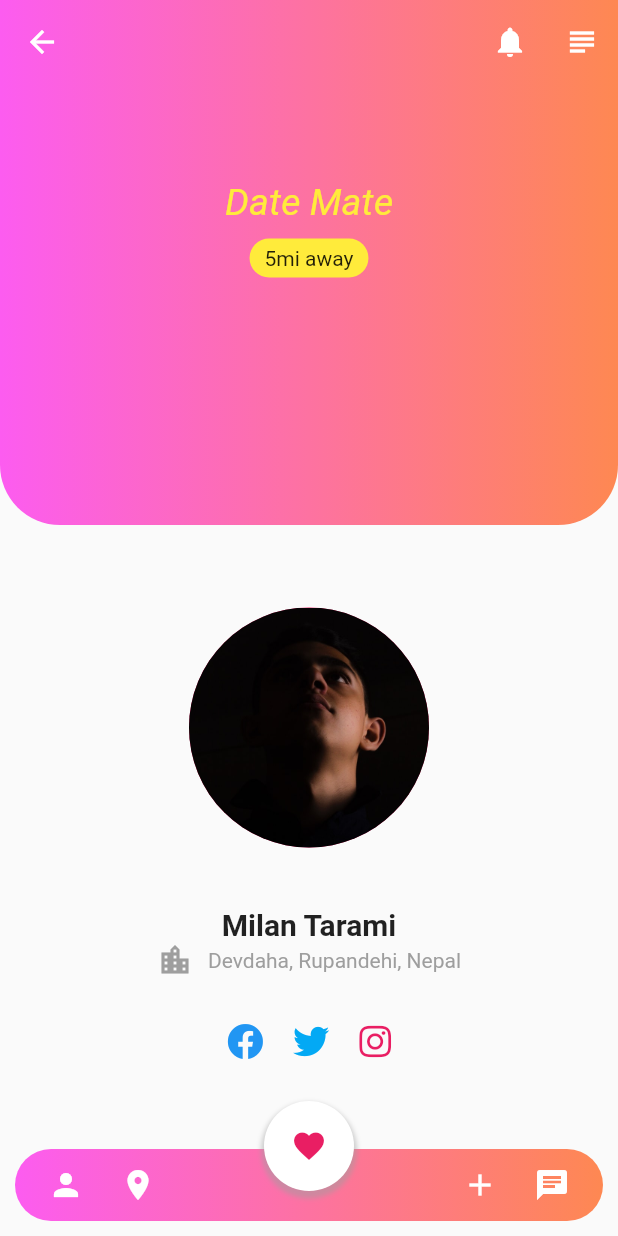
After one commit to milantarami/flutter-ui-challanges-accepted, a Flutter app: the Profile5 screen opened by its route, on a phone screen of 412 x 824 dp. The commit adds this screen. Run offline on Flutter 3.47's test engine with Material 2 defaults, Android fonts, the phone set to English and light mode, and no system bars; our stand-ins replace font_awesome_flutter.

Commit message:
🔥 profile 5 UI

```diff
--- a/lib/main.dart
+++ b/lib/main.dart
@@ -7,6 +7,7 @@ import './src/profile/profile_1.dart';
 import './src/profile/profile_2.dart';
 import './src/profile/profile_3.dart';
 import './src/profile/profile_4.dart';
+import './src/profile/profile_5.dart';
 
 void main() {
   runApp(const MyApp());
@@ -38,6 +39,7 @@ class MyApp extends StatelessWidget {
         Profile2.routeName: (context) => Profile2(),
         Profile3.routeName: (context) => const Profile3(),
         Profile4.routeName: (context) => const Profile4(),
+        Profile5.routeName: (context) => Profile5(),
       },
       debugShowCheckedModeBanner: false,
     );
--- a/lib/src/navigation.dart
+++ b/lib/src/navigation.dart
@@ -4,6 +4,7 @@ import '../src/profile/profile_1.dart';
 import '../src/profile/profile_2.dart';
 import '../src/profile/profile_3.dart';
 import '../src/profile/profile_4.dart';
+import '../src/profile/profile_5.dart';
 
 class Navigation extends StatelessWidget {
   const Navigation({Key? key}) : super(key: key);
@@ -44,6 +45,12 @@ class Navigation extends StatelessWidget {
                   onTap: () {
                     Navigator.pushNamed(context, Profile4.routeName);
                   },
+                ),
+                ListTile(
+                  title: const Text('Profile 5'),
+                  onTap: () {
+                    Navigator.pushNamed(context, Profile5.routeName);
+                  },
                 )
               ],
             )
--- /dev/null
+++ b/lib/src/profile/profile_5.dart
@@ -0,0 +1,219 @@
+import 'package:flutter/material.dart';
+import 'package:font_awesome_flutter/font_awesome_flutter.dart';
+
+class Profile5 extends StatelessWidget {
+  static const String routeName = 'profiles/profile5';
+
+  Profile5({Key? key}) : super(key: key);
+
+  String profileImage = 'assets/images/hamed-foroutan-8WsfFDuK1l0-unsplash.jpg';
+
+  @override
+  Widget build(BuildContext context) {
+    return Scaffold(
+        body: Stack(
+      children: <Widget>[
+        Container(
+          height: 350,
+          // width: double.infinity,
+          decoration: const BoxDecoration(
+            borderRadius: BorderRadius.only(
+              bottomLeft: Radius.circular(40),
+              bottomRight: Radius.circular(40),
+            ),
+            gradient: LinearGradient(
+              colors: [
+                Color(0xffFC5CF0),
+                Color(0xffFE8852),
+              ],
+            ),
+          ),
+        ),
+        Container(
+          width: double.infinity,
+          margin: const EdgeInsets.only(top: 120),
+          child: Column(
+            children: <Widget>[
+              const Text(
+                'Date Mate',
+                style: TextStyle(
+                  color: Color(0xFFFFEB3B),
+                  fontStyle: FontStyle.italic,
+                  fontSize: 25,
+                  fontWeight: FontWeight.w400,
+                ),
+              ),
+              const SizedBox(height: 10),
+              Container(
+                padding:
+                    const EdgeInsets.symmetric(horizontal: 10.0, vertical: 5.0),
+                decoration: BoxDecoration(
+                  color: const Color(0xFFFFEB3B),
+                  borderRadius: BorderRadius.circular(20.0),
+                ),
+                child: const Text('5mi away'),
+              ),
+            ],
+          ),
+        ),
+        Stack(
+          children: [
+            Column(
+              mainAxisAlignment: MainAxisAlignment.end,
+              children: [
+                CircleAvatar(
+                  radius: 80,
+                  backgroundColor: Colors.pink,
+                  child: ClipOval(
+                    child: Image.asset(
+                      profileImage,
+                      fit: BoxFit.cover,
+                    ),
+                  ),
+                ),
+                const SizedBox(height: 40),
+                const Text(
+                  'Milan Tarami',
+                  style: TextStyle(
+                    fontSize: 20,
+                    fontWeight: FontWeight.w600,
+                  ),
+                ),
+                Row(
+                  mainAxisAlignment: MainAxisAlignment.center,
+                  children: const <Widget>[
+                    Icon(Icons.location_city, color: Colors.grey),
+                    SizedBox(width: 10),
+                    Text(
+                      'Devdaha, Rupandehi, Nepal',
+                      style: TextStyle(color: Colors.grey),
+                    )
+                  ],
+                ),
+                const SizedBox(height: 30),
+                Container(
+                  margin: const EdgeInsets.only(bottom: 50),
+                  width: double.infinity,
+                  child: Row(
+                    crossAxisAlignment: CrossAxisAlignment.center,
+                    mainAxisAlignment: MainAxisAlignment.center,
+                    children: const <Widget>[
+                      FaIcon(
+                        FontAwesomeIcons.facebook,
+                        color: Colors.blue,
+                      ),
+                      SizedBox(width: 20),
+                      FaIcon(
+                        FontAwesomeIcons.twitter,
+                        color: Colors.lightBlue,
+                      ),
+                      SizedBox(width: 20),
+                      FaIcon(FontAwesomeIcons.instagram, color: Colors.pink),
+                    ],
+                  ),
+                ),
+                Container(
+                  margin: const EdgeInsets.all(10),
+                  padding: const EdgeInsets.symmetric(horizontal: 10),
+                  decoration: BoxDecoration(
+                    borderRadius: BorderRadius.circular(30.0),
+                    gradient: const LinearGradient(
+                      colors: [
+                        Color(0xffFC5CF0),
+                        Color(0xffFE8852),
+                      ],
+                    ),
+                  ),
+                  child: Row(
+                    children: <Widget>[
+                      IconButton(
+                        onPressed: () {},
+                        icon: const Icon(Icons.person),
+                        color: Colors.white,
+                      ),
+                      IconButton(
+                        onPressed: () {},
+                        icon: const Icon(Icons.place),
+                        color: Colors.white,
+                      ),
+                      const Spacer(),
+                      IconButton(
+                        onPressed: () {},
+                        icon: const Icon(Icons.add),
+                        color: Colors.white,
+                      ),
+                      IconButton(
+                        onPressed: () {},
+                        icon: const Icon(Icons.chat),
+                        color: Colors.white,
+                      ),
+                    ],
+                  ),
+                ),
+              ],
+            ),
+            Column(
+              mainAxisAlignment: MainAxisAlignment.end,
+              children: <Widget>[
+                Row(
+                  mainAxisAlignment: MainAxisAlignment.center,
+                  children: [
+                    Container(
+                      margin: const EdgeInsets.only(bottom: 30),
+                      padding: const EdgeInsets.all(6),
+                      decoration: BoxDecoration(
+                        color: Colors.white,
+                        borderRadius: BorderRadius.circular(50),
+                        boxShadow: [
+                          BoxShadow(
+                            color: Colors.grey.withOpacity(0.5),
+                            spreadRadius: 2,
+                            blurRadius: 2,
+                            offset: const Offset(
+                              0,
+                              3,
+                            ), // changes position of shadow
+                          ),
+                        ],
+                      ),
+                      child: IconButton(
+                        icon: const Icon(
+                          Icons.favorite,
+                          color: Color(0xFFE91E63),
+                        ),
+                        onPressed: () {},
+                      ),
+                    ),
+                  ],
+                )
+              ],
+            )
+          ],
+        ),
+        Container(
+          width: double.infinity,
+          height: double.infinity,
+          padding: const EdgeInsets.all(10.0),
+          child: Column(
+            mainAxisAlignment: MainAxisAlignment.end,
+            children: <Widget>[],
+          ),
+        ),
+        AppBar(
+          actions: [
+            IconButton(
+              onPressed: () {},
+              icon: const Icon(Icons.notifications),
+            ),
+            IconButton(
+              onPressed: () {},
+              icon: const Icon(Icons.subject),
+            )
+          ],
+          elevation: 0,
+          backgroundColor: Colors.transparent,
+        ),
+      ],
+    ));
+  }
+}
--- a/pubspec.yaml
+++ b/pubspec.yaml
@@ -33,6 +33,7 @@ dependencies:
   # The following adds the Cupertino Icons font to your application.
   # Use with the CupertinoIcons class for iOS style icons.
   cupertino_icons: ^1.0.2
+  font_awesome_flutter: ^9.2.0
 
 dev_dependencies:
   flutter_test:
```
Also changed, not shown: assets/images/hamed-foroutan-8WsfFDuK1l0-unsplash.jpg (added), pubspec.lock.
